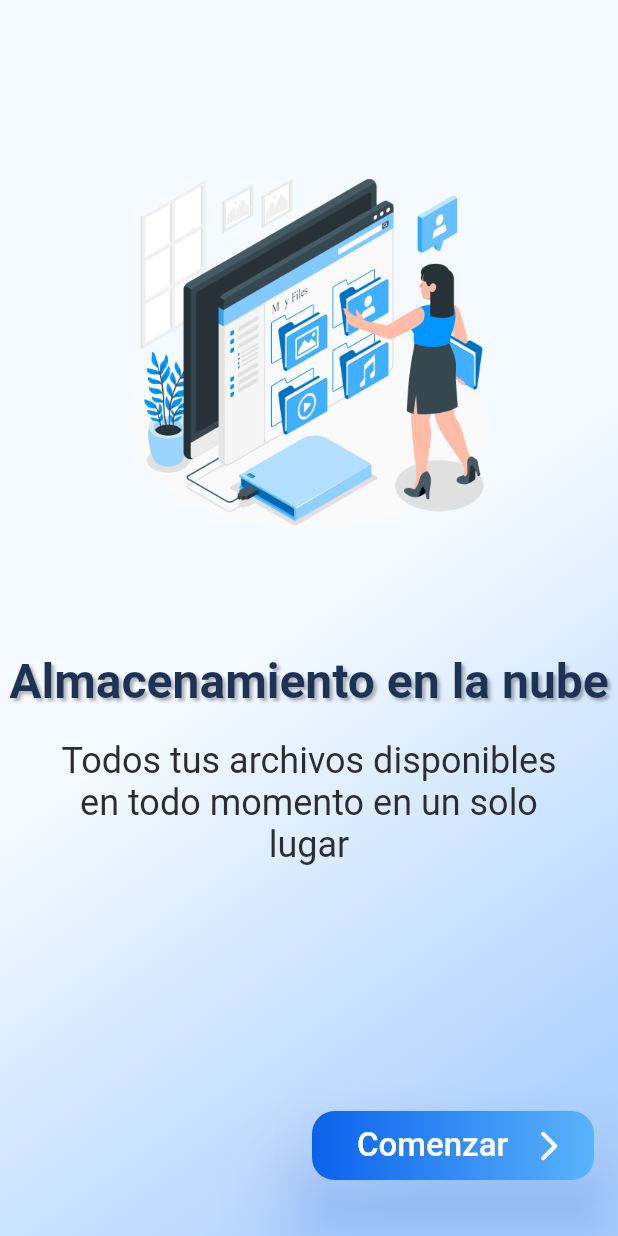
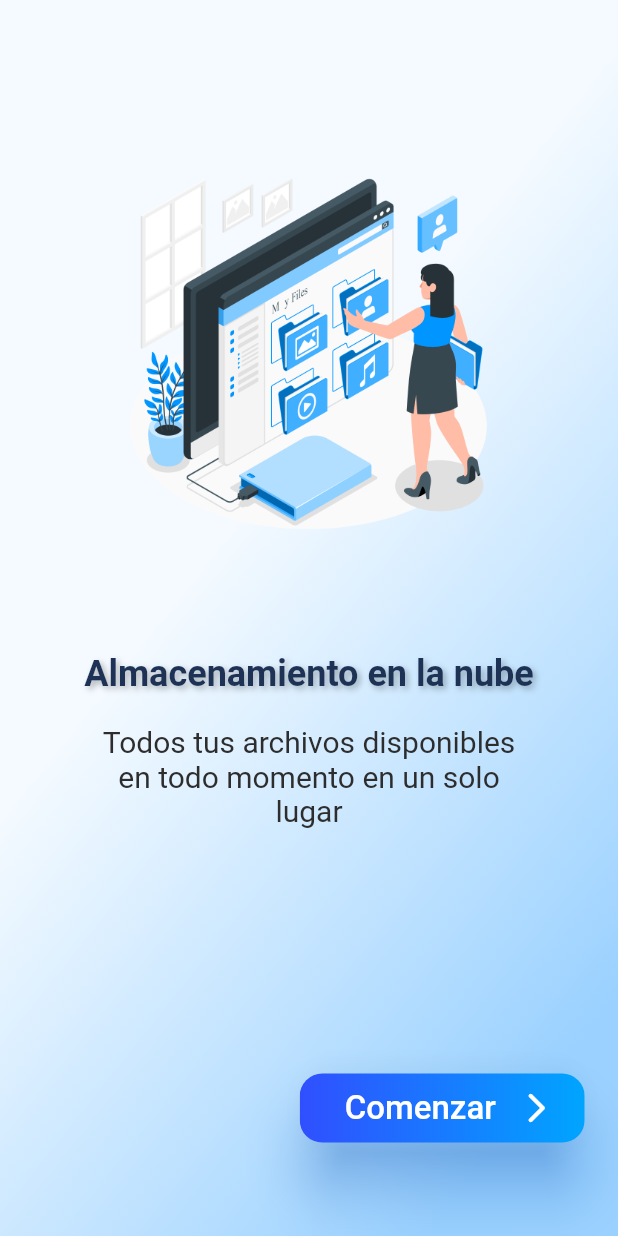
Before and after one commit to JesuBermudez/SafeSync, a Flutter app: the screen it shows after launch, on a phone screen of 412 x 824 dp. Run offline on Flutter 3.47's test engine with Material 2 defaults, Android fonts, the light colour scheme and no system bars; our stand-ins replace get.

Commit message:
nadie toco el register :c

```diff
--- a/lib/pages/start_page.dart
+++ b/lib/pages/start_page.dart
@@ -13,11 +13,11 @@ class StartPage extends StatelessWidget {
       // Color de fondo
       decoration: const BoxDecoration(
         gradient: LinearGradient(
-          begin: Alignment(0.0, 0.0),
-          end: Alignment(1, 0.70),
+          begin: Alignment(0.0, -0.3),
+          end: Alignment(1.5, 0.30),
           colors: <Color>[
             Color.fromRGBO(244, 250, 255, 1),
-            Color.fromRGBO(176, 210, 255, 1),
+            Color.fromRGBO(154, 209, 255, 1),
           ],
         ),
       ),
@@ -34,59 +34,56 @@ class StartPage extends StatelessWidget {
           const Text("Almacenamiento en la nube",
               style: TextStyle(
                   color: Color.fromRGBO(29, 50, 85, 1),
-                  fontSize: 32,
+                  fontSize: 24,
                   fontWeight: FontWeight.bold,
                   shadows: [
                     Shadow(
                       offset: Offset(2.0, 2.0),
-                      blurRadius: 2.0,
+                      blurRadius: 4.5,
                       color: Color.fromARGB(73, 0, 0, 0),
                     ),
                   ])),
           // Texto
           Padding(
               padding: EdgeInsets.fromLTRB(
-                  (Get.width - 360) / 2, 20, (Get.width - 360) / 2, 0),
+                  (Get.width - 300) / 2, 20, (Get.width - 300) / 2, 0),
               child: const Text(
                 "Todos tus archivos disponibles en todo momento en un solo lugar",
                 style: TextStyle(
-                    color: Color.fromRGBO(45, 45, 45, 1), fontSize: 24),
+                    color: Color.fromRGBO(45, 45, 45, 1), fontSize: 20),
                 textAlign: TextAlign.center,
               )),
           SizedBox(height: (Get.height - content) * 0.5),
           // Boton
           Align(
-              alignment: Alignment.bottomRight,
+              alignment: const Alignment(0.8, 1),
               child: ElevatedButton(
                 onPressed: () {
                   Get.offNamed("/login");
                 },
                 style: ButtonStyle(
-                  elevation: MaterialStateProperty.all(20),
+                    elevation: MaterialStateProperty.all(15),
                     shape: MaterialStateProperty.all(
                       RoundedRectangleBorder(
-                      borderRadius: BorderRadius.circular(15.0),
+                        borderRadius: BorderRadius.circular(25.0),
                       ),
                     ),
                     backgroundColor: MaterialStateProperty.all(
                       Colors.transparent,
                     ),
                     shadowColor: MaterialStateProperty.all(
-                    const Color.fromARGB(80, 41, 109, 255),
-                  ),
-                  overlayColor: MaterialStateProperty.all(
-                    Colors.transparent,
+                      Color.fromARGB(123, 0, 110, 255),
                     ),
                     fixedSize: MaterialStateProperty.all(
-                    const Size(220, 60),
+                      const Size(190, 60),
                     ),
-                ),
+                    padding: MaterialStateProperty.all(EdgeInsets.zero)),
                 child: Ink(
                   decoration: BoxDecoration(
                     gradient: const LinearGradient(
                       colors: <Color>[
-                        Color.fromRGBO(11, 97, 236, 1),
-                        Color.fromRGBO(90, 180, 251, 1)
+                        Color.fromRGBO(48, 79, 255, 1),
+                        Color.fromRGBO(0, 165, 255, 1)
                       ],
                     ),
                     borderRadius: BorderRadius.circular(15.0),
--- a/lib/services/login/api_login.dart
+++ b/lib/services/login/api_login.dart
@@ -17,6 +17,7 @@ class ApiService {
       );
 
       if (response.statusCode == 201) {
+        print(response.body);
         return 'OK';
       }
       if (response.statusCode == 400) {
--- a/lib/services/login/login.dart
+++ b/lib/services/login/login.dart
@@ -11,8 +11,8 @@ void login() async {
     showDialog(
       context: Get.context!,
       builder: (_) => const AlertDialog(
-        title: Text('¡ATENCIÓN!'),
-        content: Text('Por favor, no deje campos vacios.'),
+        title: Text('Atención'),
+        content: Text('Por favor, no deje campos vacíos.'),
       ),
     );
     return;
--- a/lib/services/register/register.dart
+++ b/lib/services/register/register.dart
@@ -6,13 +6,14 @@ import 'api_register.dart';
 
 void register() async {
   User user = Get.find();
+  print(user.toJson());
   // ignore: unrelated_type_equality_checks
   if (user.user == '' || user.mail == '' || user.pass == '') {
     showDialog(
       context: Get.context!,
       builder: (_) => const AlertDialog(
-        title: Text('¡ATENCIÓN!'),
-        content: Text('Por favor, no deje campos vacios.'),
+        title: Text('Atención'),
+        content: Text('Por favor, no deje campos vacíos.'),
       ),
     );
     return;
@@ -49,6 +50,7 @@ void register() async {
           content: Text('Fuiste registrado con exito'),
         ),
       );
+      user.clear();
     } else {
       // ignore: use_build_context_synchronously
       showDialog(
--- a/lib/ui/buttons/buttons_elevations.dart
+++ b/lib/ui/buttons/buttons_elevations.dart
@@ -12,7 +12,7 @@ createButton(
         Size(300, 55),
       ),
       shadowColor: const MaterialStatePropertyAll(
-        Color.fromARGB(150, 33, 37, 243),
+        Color.fromARGB(125, 33, 72, 243),
       ),
       shape: MaterialStatePropertyAll(
         RoundedRectangleBorder(borderRadius: BorderRadius.circular(50.0)),
--- a/lib/ui/inputs/input_label.dart
+++ b/lib/ui/inputs/input_label.dart
@@ -14,7 +14,7 @@ class LabelInput extends StatelessWidget {
           Text(
             label!,
             style: const TextStyle(
-              fontSize: 20,
+              fontSize: 19,
               fontWeight: FontWeight.bold,
               color: Color.fromRGBO(60, 96, 130, 1),
             ),
--- a/lib/ui/inputs/redirection_login.dart
+++ b/lib/ui/inputs/redirection_login.dart
@@ -6,20 +6,20 @@ createRedirection({required String text, required String textLink}) {
     Text(
       '$text ',
       style: const TextStyle(
-        fontSize: 16.0,
+        fontSize: 15.0,
       ),
     ),
     InkWell(
         onTap: () {
           // pantalla para iniciar sesión
-          textLink == "Inicia sesión aquí"
+          textLink == "Inicia sesión"
               ? Get.offNamed("/login")
               : Get.offNamed("/register");
         },
         child: Text(
           textLink,
           style: const TextStyle(
-            fontSize: 16.0,
+            fontSize: 15.5,
             color: Colors.blue,
             decoration: TextDecoration.underline,
           ),
```
Also changed, not shown: lib/models/user/user.dart (+9 -1 lines), lib/pages/login_page.dart (+5 -2 lines), lib/ui/containers/containers.dart (+11 -8 lines). Lines whose indentation alone changed are shown as unchanged.
